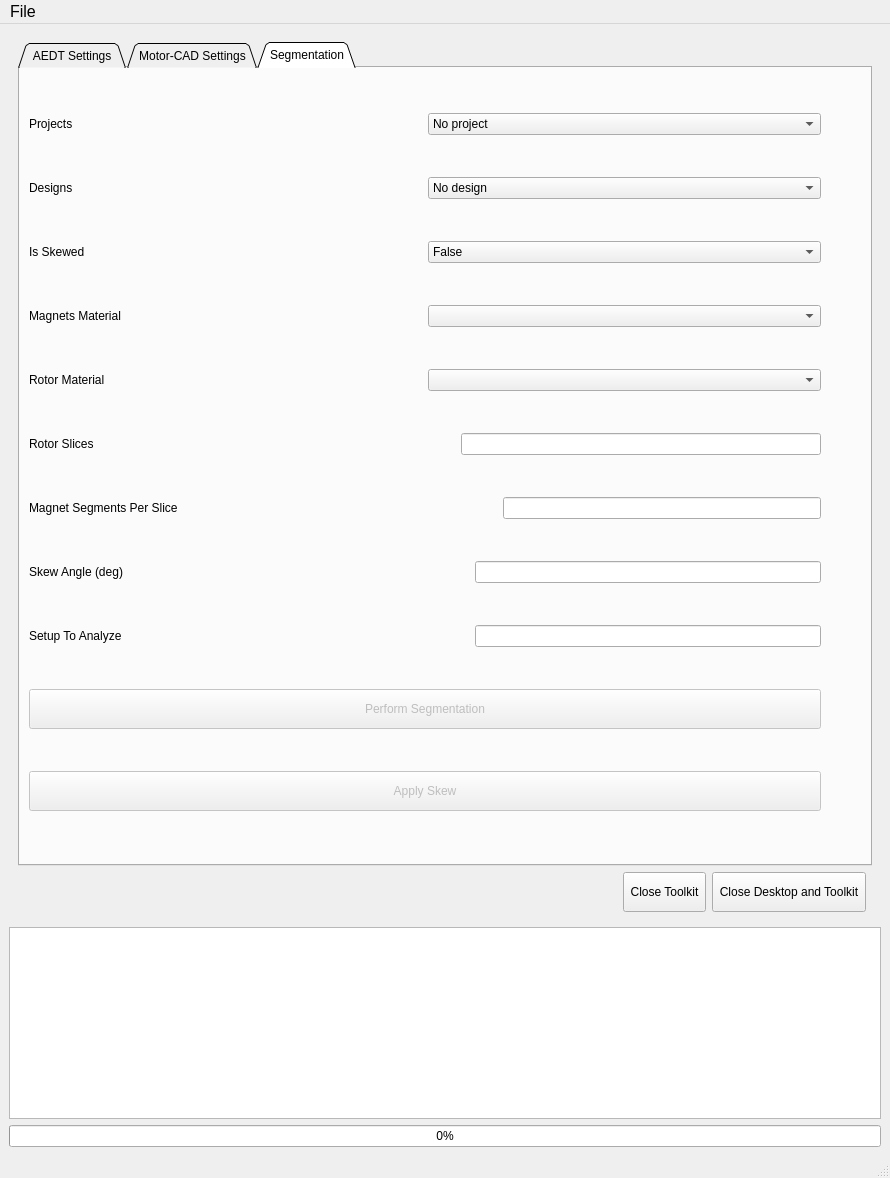
The window that src/ansys/aedt/toolkits/motor/ui/common/toolkit.ui (ansys/magnet-segmentation-toolkit) describes before a commit, drawn with Qt 5.
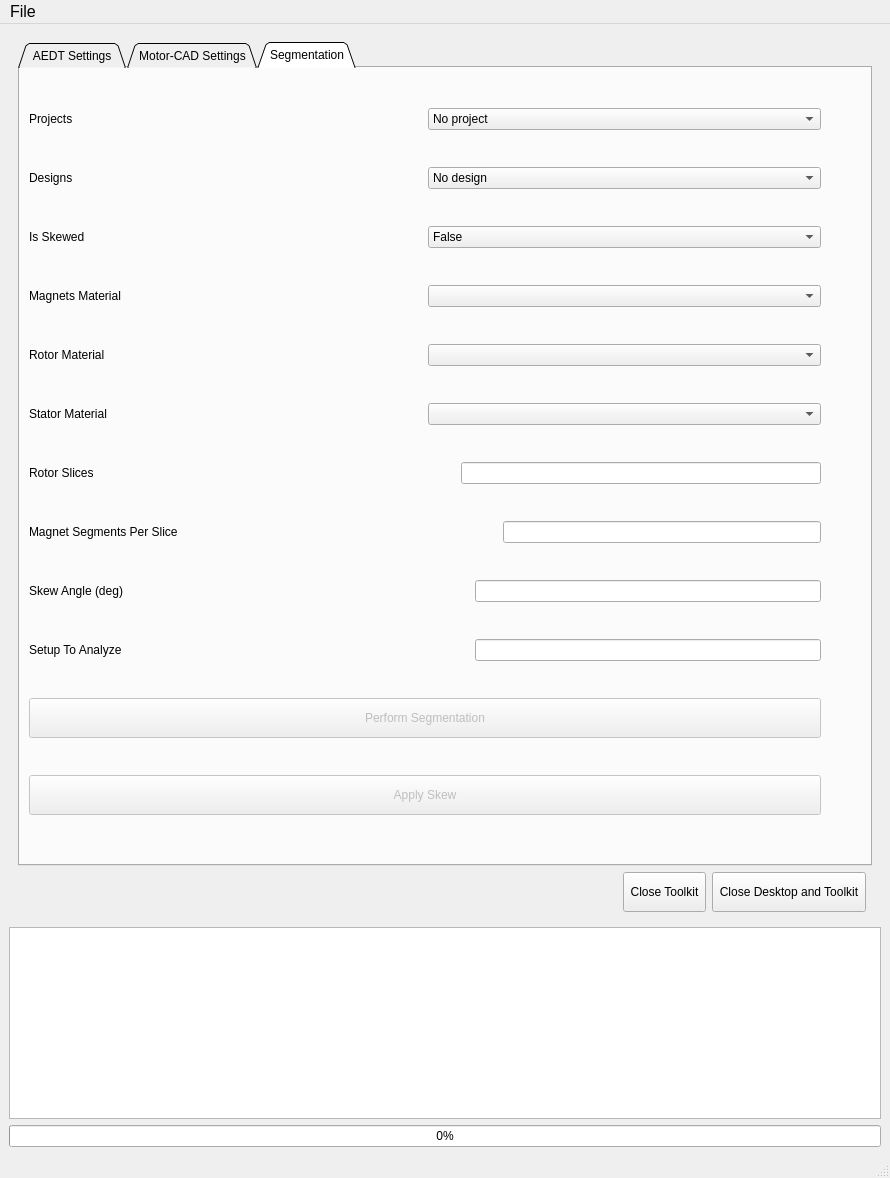
The same window after the commit.

Commit message: fix split and enhance segmentation + new UI

Patch:
```diff
--- a/src/ansys/aedt/toolkits/motor/ui/common/toolkit.ui
+++ b/src/ansys/aedt/toolkits/motor/ui/common/toolkit.ui
@@ -876,6 +876,20 @@
                </item>
               </layout>
              </item>
+			 <item>
+              <layout class="QHBoxLayout" name="horizontalLayout_20a">
+               <item>
+                <widget class="QLabel" name="label_14a">
+                 <property name="text">
+                  <string>Stator Material</string>
+                 </property>
+                </widget>
+               </item>
+               <item>
+                <widget class="QComboBox" name="stator_material"/>
+               </item>
+              </layout>
+             </item>
              <item>
               <layout class="QHBoxLayout" name="horizontalLayout_21">
                <item>
```
The commit also changes 6 other files.
